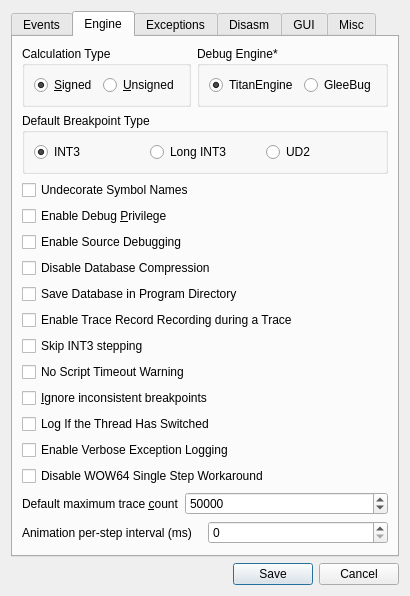
This is src/gui/Src/Gui/SettingsDialog.ui in x64dbg/x64dbg as Qt 5 draws it before an edit. The edited form follows.
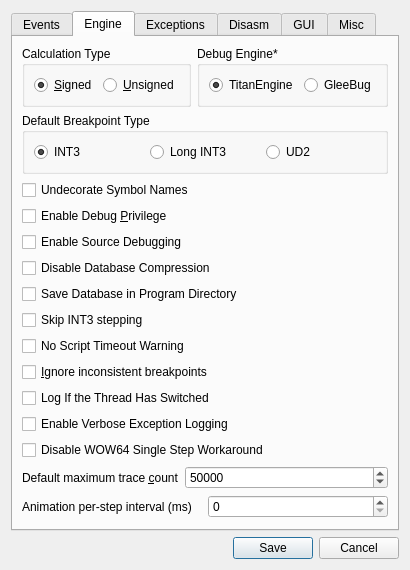
This is the edited form. The open tabs and pages were chosen to show the change. Icons and pictures are not drawn.

Commit message: Remove the TraceRecordEnabledDuringTrace setting

```diff
--- a/src/gui/Src/Gui/SettingsDialog.ui
+++ b/src/gui/Src/Gui/SettingsDialog.ui
@@ -333,13 +333,6 @@
          </property>
         </widget>
        </item>
-       <item>
-        <widget class="QCheckBox" name="chkTraceRecordEnabledDuringTrace">
-         <property name="text">
-          <string>Enable Trace Record Recording during a Trace</string>
-         </property>
-        </widget>
-       </item>
        <item>
         <widget class="QCheckBox" name="chkSkipInt3Stepping">
          <property name="text">
```
The commit also changes 5 other files.
